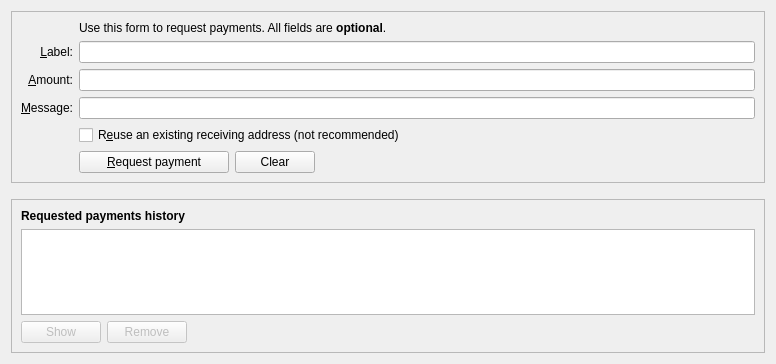
BitCannaGlobal/BCNA_bitcore_old, file src/qt/forms/receivecoinsdialog.ui: the form before one commit.
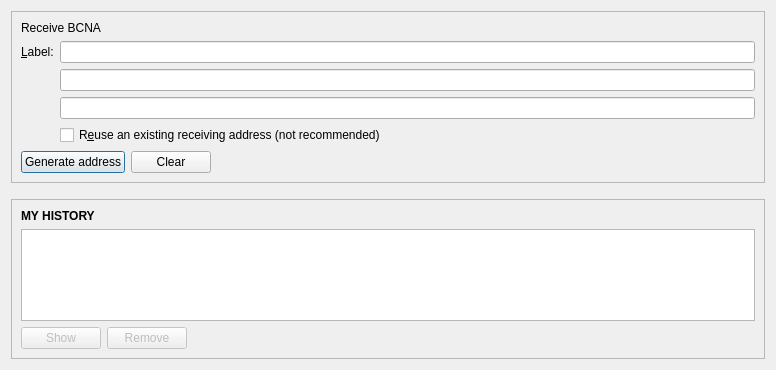
The form after the commit. Icons and pictures are not drawn. Custom widgets are drawn as their Qt base class.

```diff
--- a/src/qt/forms/receivecoinsdialog.ui
+++ b/src/qt/forms/receivecoinsdialog.ui
@@ -7,7 +7,7 @@
     <x>0</x>
     <y>0</y>
     <width>776</width>
-    <height>364</height>
+    <height>370</height>
    </rect>
   </property>
   <layout class="QVBoxLayout" name="verticalLayout" stretch="0,0,1">
@@ -26,63 +26,23 @@
       <enum>QFrame::Sunken</enum>
      </property>
      <layout class="QVBoxLayout" name="verticalLayout_3">
+      <item>
+       <widget class="QLabel" name="labelReceive">
+        <property name="text">
+         <string>Receive BCNA</string>
+        </property>
+       </widget>
+      </item>
       <item>
        <layout class="QGridLayout" name="gridLayout">
-        <item row="7" column="2">
-         <widget class="QCheckBox" name="reuseAddress">
-          <property name="toolTip">
-           <string>Reuse one of the previously used receiving addresses.&lt;br&gt;Reusing addresses has security and privacy issues.&lt;br&gt;Do not use this unless re-generating a payment request made before.</string>
-          </property>
-          <property name="text">
-           <string>R&amp;euse an existing receiving address (not recommended)</string>
-          </property>
-         </widget>
-        </item>
-        <item row="7" column="0">
-         <widget class="QLabel" name="label_4">
-          <property name="text">
-           <string/>
-          </property>
-         </widget>
-        </item>
-        <item row="6" column="0">
-         <widget class="QLabel" name="label_3">
-          <property name="toolTip">
-           <string>An optional message to attach to the payment request, which will be displayed when the request is opened. Note: The message will not be sent with the payment over the BCNA network.</string>
-          </property>
-          <property name="text">
-           <string>&amp;Message:</string>
-          </property>
-          <property name="alignment">
-           <set>Qt::AlignRight|Qt::AlignTrailing|Qt::AlignVCenter</set>
-          </property>
-          <property name="buddy">
-           <cstring>reqMessage</cstring>
-          </property>
-         </widget>
-        </item>
-        <item row="4" column="2">
-         <widget class="QLineEdit" name="reqLabel">
-          <property name="toolTip">
-           <string>An optional label to associate with the new receiving address.</string>
-          </property>
-         </widget>
-        </item>
-        <item row="6" column="2">
+        <item row="5" column="3">
          <widget class="QLineEdit" name="reqMessage">
           <property name="toolTip">
            <string>An optional message to attach to the payment request, which will be displayed when the request is opened.&lt;br&gt;Note: The message will not be sent with the payment over the BCNA network.</string>
           </property>
          </widget>
         </item>
-        <item row="2" column="2">
-         <widget class="QLabel" name="label_5">
-          <property name="text">
-           <string>Use this form to request payments. All fields are &lt;b&gt;optional&lt;/b&gt;.</string>
-          </property>
-         </widget>
-        </item>
-        <item row="4" column="0">
+        <item row="3" column="0">
          <widget class="QLabel" name="label_2">
           <property name="toolTip">
            <string>An optional label to associate with the new receiving address.</string>
@@ -91,30 +51,21 @@
            <string>&amp;Label:</string>
           </property>
           <property name="alignment">
-           <set>Qt::AlignRight|Qt::AlignTrailing|Qt::AlignVCenter</set>
+           <set>Qt::AlignLeading|Qt::AlignLeft|Qt::AlignVCenter</set>
           </property>
           <property name="buddy">
            <cstring>reqLabel</cstring>
           </property>
          </widget>
         </item>
-        <item row="5" column="0">
-         <widget class="QLabel" name="label">
+        <item row="3" column="3">
+         <widget class="QLineEdit" name="reqLabel">
           <property name="toolTip">
-           <string>An optional amount to request. Leave this empty or zero to not request a specific amount.</string>
-          </property>
-          <property name="text">
-           <string>&amp;Amount:</string>
-          </property>
-          <property name="alignment">
-           <set>Qt::AlignRight|Qt::AlignTrailing|Qt::AlignVCenter</set>
-          </property>
-          <property name="buddy">
-           <cstring>reqAmount</cstring>
+           <string>An optional label to associate with the new receiving address.</string>
           </property>
          </widget>
         </item>
-        <item row="5" column="2">
+        <item row="4" column="3">
          <widget class="BitcoinAmountField" name="reqAmount">
           <property name="minimumSize">
            <size>
@@ -127,22 +78,27 @@
           </property>
          </widget>
         </item>
-        <item row="8" column="2">
+        <item row="6" column="3">
+         <widget class="QCheckBox" name="reuseAddress">
+          <property name="toolTip">
+           <string>Reuse one of the previously used receiving addresses.&lt;br&gt;Reusing addresses has security and privacy issues.&lt;br&gt;Do not use this unless re-generating a payment request made before.</string>
+          </property>
+          <property name="text">
+           <string>R&amp;euse an existing receiving address (not recommended)</string>
+          </property>
+         </widget>
+        </item>
+       </layout>
+      </item>
+      <item>
          <layout class="QHBoxLayout" name="horizontalLayout">
           <item>
            <widget class="QPushButton" name="receiveButton">
-            <property name="minimumSize">
-             <size>
-              <width>150</width>
-              <height>0</height>
-             </size>
-            </property>
             <property name="text">
-             <string>&amp;Request payment</string>
-            </property>
-            <property name="icon">
-             <iconset resource="../bitcanna.qrc">
-              <normaloff>:/icons/receiving_addresses</normaloff>:/icons/receiving_addresses</iconset>
+           <string>Generate address</string>
+          </property>
+          <property name="default">
+           <bool>true</bool>
             </property>
            </widget>
           </item>
@@ -160,13 +116,6 @@
             <property name="text">
              <string>Clear</string>
             </property>
-            <property name="icon">
-             <iconset resource="../bitcanna.qrc">
-              <normaloff>:/icons/remove</normaloff>:/icons/remove</iconset>
-            </property>
-            <property name="autoDefault">
-             <bool>false</bool>
-            </property>
            </widget>
           </item>
           <item>
@@ -184,15 +133,6 @@
           </item>
          </layout>
         </item>
-        <item row="8" column="0">
-         <widget class="QLabel" name="label_7">
-          <property name="text">
-           <string/>
-          </property>
-         </widget>
-        </item>
-       </layout>
-      </item>
      </layout>
     </widget>
    </item>
@@ -233,7 +173,7 @@
          </font>
         </property>
         <property name="text">
-         <string>Requested payments history</string>
+         <string>MY HISTORY</string>
         </property>
        </widget>
       </item>
```
Left out of the diff: 13 changed lines with no effect on the pictures. Lines whose indentation alone changed are shown as unchanged.
